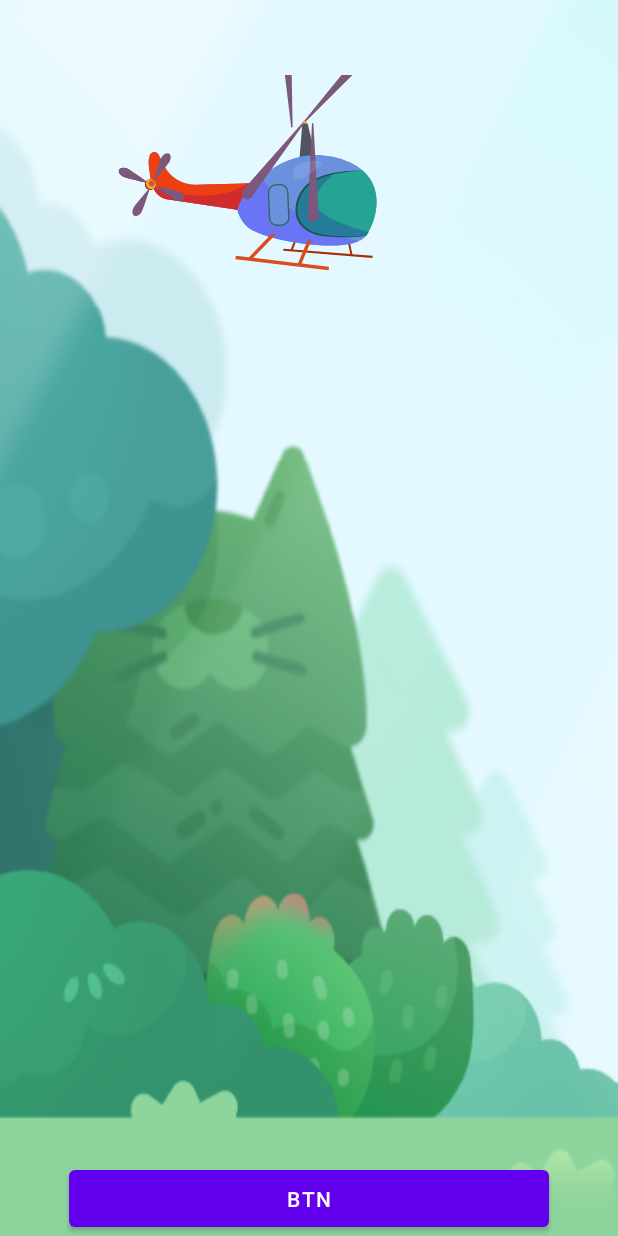
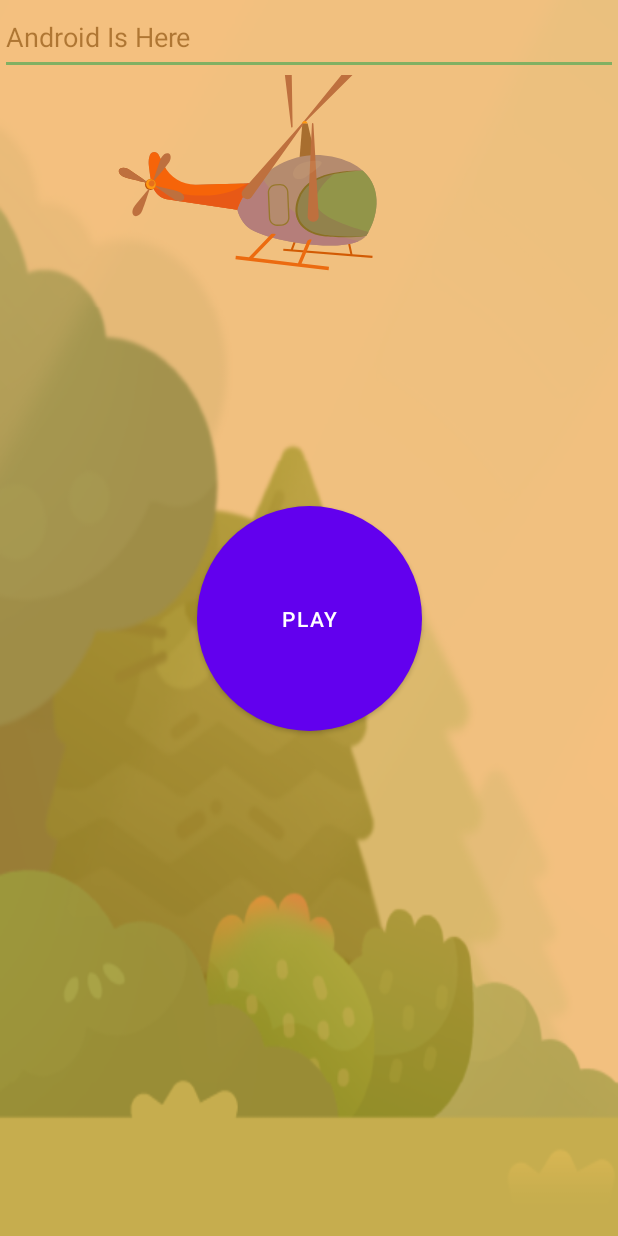
Before and after one commit to azizur-rahaman/savetheworld, an Android app: the screen it shows after launch (MainActivity), on a phone screen of 412 x 824 dp. Run offline under Robolectric (Android 15) with nearby library versions, the phone set to English and light mode, and no system bars.

Commit message:
new chages

```diff
--- a/app/build.gradle
+++ b/app/build.gradle
@@ -42,6 +42,7 @@ dependencies {
     androidTestImplementation 'androidx.test.ext:junit:1.1.5'
     androidTestImplementation 'androidx.test.espresso:espresso-core:3.5.1'
 
-    // lottie animation liberary
+    // added my me (az)
     implementation 'com.airbnb.android:lottie:6.0.1'
+
 }
--- a/app/src/main/AndroidManifest.xml
+++ b/app/src/main/AndroidManifest.xml
@@ -1,6 +1,10 @@
 <?xml version="1.0" encoding="utf-8"?>
 <manifest xmlns:android="http://schemas.android.com/apk/res/android"
     xmlns:tools="http://schemas.android.com/tools">
+
+
+    <uses-permission android:name="android.permission.RECORD_AUDIO"/>
+    <uses-permission android:name="android.permission.INTERNET"/>
 
     <application
         android:allowBackup="true"
--- a/app/src/main/java/com/hassanpial/savingtheworld/MainActivity.java
+++ b/app/src/main/java/com/hassanpial/savingtheworld/MainActivity.java
@@ -1,46 +1,166 @@
 package com.hassanpial.savingtheworld;
-
 import static android.view.animation.Animation.INFINITE;
 
+import android.Manifest;
+import android.app.ActionBar;
+import android.content.Intent;
+import android.content.pm.PackageManager;
 import android.graphics.Color;
 import android.graphics.ColorFilter;
 import android.graphics.PorterDuff;
 import android.graphics.PorterDuffColorFilter;
-import android.graphics.PorterDuffXfermode;
+import android.speech.RecognitionListener;
+import android.speech.RecognizerIntent;
+import android.speech.SpeechRecognizer;
 import android.os.Bundle;
+import android.view.View;
+import android.view.ViewGroup;
+import android.widget.AbsListView;
+import android.widget.Button;
+import android.widget.EditText;
+import android.widget.FrameLayout;
+import android.widget.TextView;
+
+import androidx.appcompat.app.AppCompatActivity;
+import androidx.core.app.ActivityCompat;
 
 import com.airbnb.lottie.LottieAnimationView;
 import com.airbnb.lottie.LottieProperty;
 import com.airbnb.lottie.model.KeyPath;
 import com.airbnb.lottie.value.LottieValueCallback;
-import com.google.android.material.snackbar.Snackbar;
 
-import androidx.appcompat.app.AppCompatActivity;
-
-import android.view.View;
-
-import androidx.navigation.NavController;
-import androidx.navigation.Navigation;
-import androidx.navigation.ui.AppBarConfiguration;
-import androidx.navigation.ui.NavigationUI;
-
-import com.hassanpial.savingtheworld.databinding.ActivityMainBinding;
-
-import android.view.Menu;
-import android.view.MenuItem;
-import android.view.animation.Animation;
-import android.widget.Button;
-import android.widget.Toast;
+import java.sql.Time;
+import java.util.ArrayList;
+import java.util.Locale;
+import java.util.Timer;
+import java.util.TimerTask;
 
 public class MainActivity extends AppCompatActivity {
-
+    private EditText tvConvertedText;
+    private SpeechRecognizer speechRecognizer;
+    private Intent speechRecognizerIntent;
+    private boolean isListening = false;
 
     @Override
     protected void onCreate(Bundle savedInstanceState) {
         super.onCreate(savedInstanceState);
         setContentView(R.layout.activity_main);
+        initializeLottieFiles();
+        tvConvertedText = findViewById(R.id.editText);
+        Button btnSpeechToText = findViewById(R.id.btn);
 
 
+
+        // Request RECORD_AUDIO permission if not granted
+        if (ActivityCompat.checkSelfPermission(this, Manifest.permission.RECORD_AUDIO)
+                != PackageManager.PERMISSION_GRANTED) {
+            ActivityCompat.requestPermissions(this, new String[]{Manifest.permission.RECORD_AUDIO}, 1);
+        }
+
+        speechRecognizer = SpeechRecognizer.createSpeechRecognizer(this);
+        speechRecognizerIntent = new Intent(RecognizerIntent.ACTION_RECOGNIZE_SPEECH);
+        speechRecognizerIntent.putExtra(RecognizerIntent.EXTRA_LANGUAGE_MODEL,
+                RecognizerIntent.LANGUAGE_MODEL_FREE_FORM);
+        speechRecognizerIntent.putExtra(RecognizerIntent.EXTRA_LANGUAGE, Locale.getDefault());
+
+        speechRecognizer.setRecognitionListener(new RecognitionListener() {
+            @Override
+            public void onReadyForSpeech(Bundle params) {}
+
+            @Override
+            public void onBeginningOfSpeech() {}
+
+            @Override
+            public void onRmsChanged(float rmsdB) {}
+
+            @Override
+            public void onBufferReceived(byte[] buffer) {}
+
+            @Override
+            public void onEndOfSpeech() {
+
+            }
+
+            @Override
+            public void onError(int error) {}
+
+            @Override
+            public void onResults(Bundle results) {
+                ArrayList<String> matches = results.getStringArrayList(SpeechRecognizer.RESULTS_RECOGNITION);
+                if (matches != null) {
+                    String convertedText = matches.get(0);
+                    tvConvertedText.setText(convertedText);
+
+                    if(convertedText.equals("drop water")){
+                       dropWaterWithTimer();
+
+                    }else{
+                        speechRecognizer.startListening(speechRecognizerIntent);
+                    }
+                }else{
+
+                }
+
+
+            }
+
+            @Override
+            public void onPartialResults(Bundle partialResults) {}
+
+            @Override
+            public void onEvent(int eventType, Bundle params) {
+
+            }
+        });
+
+
+
+        btnSpeechToText.setOnClickListener(new View.OnClickListener() {
+
+
+            @Override
+            public void onClick(View v) {
+
+                View makeitgone = findViewById(R.id.makeItGone);
+                makeitgone.setVisibility(View.GONE);
+
+                btnSpeechToText.setVisibility(View.GONE);
+                if (!isListening) {
+                    startListening();
+                } else {
+                    stopListening();
+                }
+            }
+
+            private void startListening() {
+                speechRecognizer.startListening(speechRecognizerIntent);
+                isListening = true;
+
+            }
+
+            private void stopListening() {
+                speechRecognizer.stopListening();
+                isListening = false;
+
+            }
+        });
+
+
+
+
+    }
+
+    @Override
+    protected void onDestroy() {
+        super.onDestroy();
+        if (speechRecognizer != null) {
+            speechRecognizer.destroy();
+        }
+    }
+
+
+
+private  void initializeLottieFiles(){
         LottieAnimationView helicopterAnimationView = findViewById(R.id.helicopter);
         helicopterAnimationView.playAnimation();
         helicopterAnimationView.setRepeatCount(INFINITE);
@@ -65,30 +185,41 @@ public class MainActivity extends AppCompatActivity {
         fire5AnimationView.playAnimation();
         fire5AnimationView.setRepeatCount(INFINITE);
 
+        LottieAnimationView waterDrop = findViewById(R.id.water);
+        FrameLayout waterArea = findViewById(R.id.waterArea);
 
-        LottieAnimationView waterDrop = findViewById(R.id.water);
-        waterDrop.setVisibility(View.GONE);
-
+        waterArea.setVisibility(View.GONE);
         int color = Color.parseColor("#d4f1f9");
         LottieValueCallback<ColorFilter> colorFilterCallback = new LottieValueCallback<>();
         colorFilterCallback.setValue(new PorterDuffColorFilter(color, PorterDuff.Mode.SRC_ATOP));
         waterDrop.addValueCallback(new KeyPath("**"), LottieProperty.COLOR_FILTER, colorFilterCallback);
 
 
+    }
+    private void dropWaterWithTimer(){
 
-        Button btn = findViewById(R.id.btn);
+    FrameLayout waterArea = findViewById(R.id.waterArea);
+    waterArea.setVisibility(View.VISIBLE);
 
-        btn.setOnClickListener(new View.OnClickListener() {
-            @Override
-            public void onClick(View v) {
-               waterDrop.setVisibility(View.VISIBLE);
-               waterDrop.playAnimation();
-               waterDrop.setRepeatCount(1);
-
-                Toast.makeText(MainActivity.this, "Button Pressed", Toast.LENGTH_SHORT).show();
-            }
-        });
+        FrameLayout.LayoutParams params = (FrameLayout.LayoutParams) waterArea.getLayoutParams();
 
 
+        TimerTask timerTask = new TimerTask() {
+            @Override
+            public void run() {
+//
+//               if(params.topMargin < (480)){
+//                   params.setMargins(params.leftMargin, 200, params.rightMargin, params.bottomMargin);
+//                   waterArea.setLayoutParams(params);
+//               }
+
+
+            }
+        };
+
+        Timer time = new Timer();
+
+        time.scheduleAtFixedRate(timerTask, 5, 5);
     }
+
 }
--- /dev/null
+++ b/app/src/main/res/drawable/circle_button.xml
@@ -0,0 +1,5 @@
+<!-- circle_button.xml -->
+<shape xmlns:android="http://schemas.android.com/apk/res/android">
+    <solid android:color="#FF0000" /> <!-- Set the desired background color -->
+    <corners android:radius="75dp" /> <!-- Set the radius to half the button's width/height -->
+</shape>
--- a/app/src/main/res/layout/activity_main.xml
+++ b/app/src/main/res/layout/activity_main.xml
@@ -5,15 +5,29 @@
     android:layout_width="match_parent"
     android:layout_height="match_parent"
     android:background="@color/white"
+    android:orientation="vertical"
     tools:context=".MainActivity">
+
+
 
     <!--Background -->
     <ImageView
-        android:src="@drawable/background"
-        android:scaleType="fitXY"
+        android:id="@+id/imageView"
         android:layout_width="match_parent"
         android:layout_height="match_parent"
+        android:scaleType="fitXY"
+        android:src="@drawable/background" />
+    <EditText
+        android:id="@+id/editText"
+        app:layout_constraintTop_toTopOf="parent"
+        android:layout_width="match_parent"
+        android:layout_height="50dp"
+        android:textColor="@color/black"
+        android:hint="Android Is Here"
+        android:text=""
+        android:inputType="text"
         />
+
     <FrameLayout
         android:layout_width="match_parent"
         android:layout_height="match_parent">
@@ -79,26 +93,43 @@
     </FrameLayout>
 
     <!-- water -->
+<FrameLayout
+    android:id="@+id/waterArea"
+    android:layout_width="50dp"
+    android:layout_height="50dp"
+    app:layout_constraintEnd_toEndOf="parent"
+    app:layout_constraintStart_toStartOf="parent"
+    app:layout_constraintTop_toTopOf="parent"
+    android:layout_marginTop="200dp"
+    >
     <com.airbnb.lottie.LottieAnimationView
         android:id="@+id/water"
         android:layout_width="50dp"
         android:layout_height="50dp"
-        android:layout_marginTop="200dp"
-        app:layout_constraintEnd_toEndOf="parent"
-        app:layout_constraintStart_toStartOf="parent"
-        app:layout_constraintTop_toTopOf="parent"
         app:lottie_autoPlay="false"
         android:scaleType="fitXY"
         app:lottie_rawRes="@raw/water_1" />
+</FrameLayout>
+
+
+<View
+    android:id="@+id/makeItGone"
+    android:layout_width="match_parent"
+    android:layout_height="match_parent"
+    android:background="#80FF8800"
+
+    />
 
     <Button
         android:id="@+id/btn"
-        android:layout_width="320dp"
-        android:layout_height="50dp"
-        android:text="BTN"
-        app:layout_constraintBaseline_toBottomOf="parent"
+        android:layout_width="150dp"
+        android:layout_height="150dp"
+        android:background="@drawable/circle_button"
+        android:gravity="center"
+        android:text="PLAY"
         app:layout_constraintBottom_toBottomOf="parent"
         app:layout_constraintEnd_toEndOf="parent"
-        app:layout_constraintStart_toStartOf="parent" />
+        app:layout_constraintStart_toStartOf="parent"
+        app:layout_constraintTop_toTopOf="@+id/imageView" />
 
 </androidx.constraintlayout.widget.ConstraintLayout>
```
